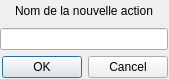
Before: the Qt Designer form addaction.ui in Karvyz/WorkView, drawn with Qt 5.
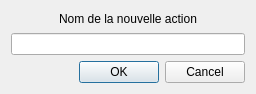
After: the same form once the commit is applied.

Diff of the .ui file:
```diff
--- a/addaction.ui
+++ b/addaction.ui
@@ -6,23 +6,14 @@
    <rect>
     <x>0</x>
     <y>0</y>
-    <width>169</width>
-    <height>79</height>
+    <width>256</width>
+    <height>94</height>
    </rect>
   </property>
   <property name="windowTitle">
    <string>Dialog</string>
   </property>
-  <widget class="QWidget" name="">
-   <property name="geometry">
-    <rect>
-     <x>0</x>
-     <y>0</y>
-     <width>168</width>
-     <height>78</height>
-    </rect>
-   </property>
-   <layout class="QVBoxLayout" name="verticalLayout">
+  <layout class="QVBoxLayout" name="verticalLayout_2">
     <item>
      <widget class="QLabel" name="label">
       <property name="text">
@@ -47,7 +38,6 @@
      </widget>
     </item>
    </layout>
-  </widget>
  </widget>
  <resources/>
  <connections>
```
Left out of the diff: 2 changed lines with no effect on the pictures. Lines whose indentation alone changed are shown as unchanged.
